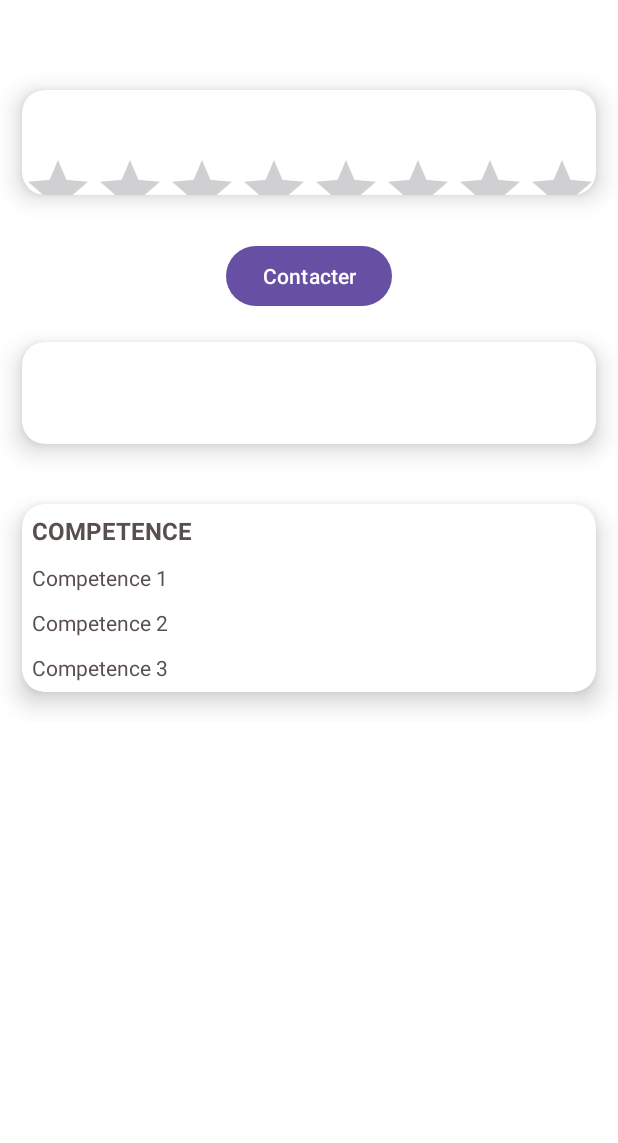
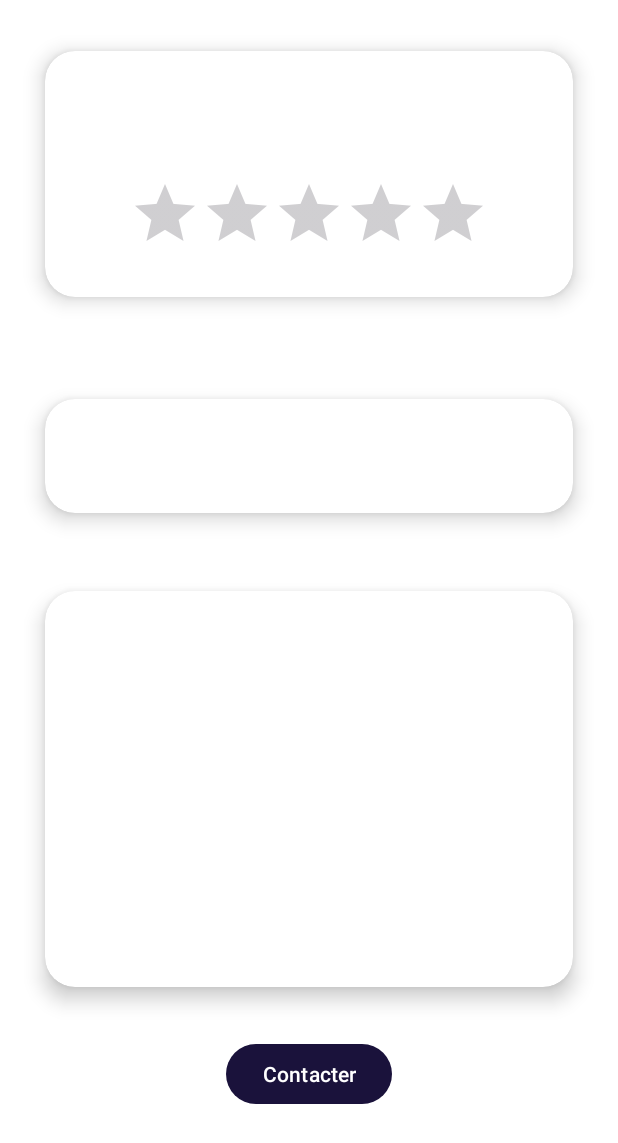
Before and after one commit to Mehdi-mny/SkillsApp, an Android app: the ExpertProfile screen opened directly, with no data from a screen before it, on a phone screen of 412 x 824 dp. Shown: the top 1143 px of the screen. Run offline under Robolectric (Android 15) with nearby library versions, the phone set to English and light mode, and no system bars; our stand-ins replace Firebase (no records; nobody signed in at launch, a user with empty details on screens opened directly).

Commit message:
mehdi's last commit

```diff
--- a/app/src/main/java/com/example/skillsapp/ExpertProfile.java
+++ b/app/src/main/java/com/example/skillsapp/ExpertProfile.java
@@ -1,6 +1,5 @@
 package com.example.skillsapp;
 
-import android.app.Activity;
 import android.content.Intent;
 import android.os.Bundle;
 import android.util.Log;
@@ -12,12 +11,15 @@ import androidx.appcompat.app.AppCompatActivity;
 
 import com.google.firebase.firestore.DocumentSnapshot;
 import com.google.firebase.firestore.FirebaseFirestore;
+
 public class ExpertProfile extends AppCompatActivity {
 
     private FirebaseFirestore db;
     private TextView nameTextView;
+    private TextView domainTextView;
     private TextView emailTextView;
     private TextView phoneTextView;
+    private TextView descriptionTextView;
     private String userId;
     private String userName;
 
@@ -27,11 +29,13 @@ public class ExpertProfile extends AppCompatActivity {
         setContentView(R.layout.expert_profile);
 
         nameTextView = findViewById(R.id.nameTextView);
+        domainTextView = findViewById(R.id.domainTextView); // Added domainTextView
         emailTextView = findViewById(R.id.emailTextView);
         phoneTextView = findViewById(R.id.phoneTextView);
+        descriptionTextView = findViewById(R.id.descriptionTextView);
         db = FirebaseFirestore.getInstance();
 
-        // Récupérer l'UID de l'utilisateur passé via l'Intent
+        // Retrieve the UID of the user passed via the Intent
         userId = getIntent().getStringExtra("USER_UID");
         if (userId != null) {
             loadUserProfile();
@@ -45,13 +49,16 @@ public class ExpertProfile extends AppCompatActivity {
                         DocumentSnapshot document = task.getResult();
                         if (document.exists()) {
                             userName = document.getString("name");
+                            String userDomain = document.getString("domain"); // Retrieve domain
                             String userEmail = document.getString("email");
                             String userPhone = document.getString("phone");
-
+                            String userdescription = document.getString("description");
 
                             nameTextView.setText(userName);
+                            domainTextView.setText(userDomain); // Set domain
                             emailTextView.setText(userEmail);
                             phoneTextView.setText(userPhone);
+                            descriptionTextView.setText(userdescription);
                         } else {
                             Log.d("ExpertProfile", "No such document");
                         }
@@ -67,5 +74,4 @@ public class ExpertProfile extends AppCompatActivity {
         intent.putExtra("RECIPIENT_NAME", userName);
         startActivity(intent);
     }
-
 }
--- a/app/src/main/res/layout/expert_profile.xml
+++ b/app/src/main/res/layout/expert_profile.xml
@@ -4,183 +4,140 @@
     xmlns:tools="http://schemas.android.com/tools"
     android:layout_width="match_parent"
     android:layout_height="match_parent"
+    android:orientation="vertical"
     android:background="@color/white"
-    android:orientation="vertical"
     tools:context=".ExpertProfile">
 
+    <!-- CardView principale agrandie -->
+    <androidx.cardview.widget.CardView
+        android:layout_width="match_parent"
+        android:layout_height="200dp"
+        android:layout_margin="16dp"
+        app:cardCornerRadius="20dp"
+        app:cardElevation="8dp"
+        app:cardUseCompatPadding="true">
 
+        <LinearLayout
+            android:layout_width="match_parent"
+            android:layout_height="match_parent"
+            android:orientation="vertical"
+            android:padding="16dp">
 
-    <RelativeLayout
-        android:layout_width="match_parent"
-        android:layout_height="wrap_content"
-        android:layout_centerInParent="true"
-        android:gravity="center">
+            <!-- Contenu de votre première CardView -->
+            <TextView
+                android:id="@+id/nameTextView"
+                android:layout_width="match_parent"
+                android:layout_height="wrap_content"
+                android:textSize="20sp"
+                android:textStyle="bold"/>
 
-        <RelativeLayout
-            android:layout_width="match_parent"
-            android:layout_height="150dp">
+            <TextView
+                android:id="@+id/domainTextView"
+                android:layout_width="match_parent"
+                android:layout_height="wrap_content"
+                android:textSize="16sp"/>
 
-            <androidx.cardview.widget.CardView
+            <TextView
+                android:id="@+id/descriptionTextView"
                 android:layout_width="match_parent"
-                android:layout_height="180dp"
-                android:layout_marginTop="40dp"
-                app:cardCornerRadius="15dp"
-                app:cardElevation="10dp"
-                app:cardUseCompatPadding="true">
+                android:layout_height="wrap_content"
+                android:textSize="14sp"/>
 
-                <LinearLayout
-                    android:layout_width="match_parent"
-                    android:layout_height="wrap_content"
-                    android:orientation="vertical">
+            <RatingBar
+                android:id="@+id/ratingBar"
+                android:layout_width="wrap_content"
+                android:layout_height="wrap_content"
+                android:layout_gravity="center"/>
 
-                    <TextView
-                        android:id="@+id/nameTextView"
-                        android:layout_width="match_parent"
-                        android:layout_height="wrap_content"
-                        android:layout_marginTop="15dp"
-                        android:gravity="center"
-                        android:textColor="@color/black"
-                        android:textSize="20sp"
-                        android:textStyle="bold" />
+        </LinearLayout>
 
-                    <RatingBar
-                        android:id="@+id/ratingBar"
-                        android:layout_width="match_parent"
-                        android:layout_height="wrap_content" />
+    </androidx.cardview.widget.CardView>
 
-                </LinearLayout>
-            </androidx.cardview.widget.CardView>
-        </RelativeLayout>
-
-    </RelativeLayout>
-
-    <Button
-        android:id="@+id/contactButton"
-        android:layout_width="wrap_content"
-        android:layout_height="wrap_content"
-        android:layout_marginTop="10dp"
-        android:text="Contacter"
-        android:onClick="envoyermessage"
-        android:layout_gravity="center_horizontal" />
-
+    <!-- ScrollView -->
     <ScrollView
         android:layout_width="match_parent"
-        android:layout_height="wrap_content">
+        android:layout_height="0dp"
+        android:layout_weight="1"
+        android:padding="16dp">
 
         <LinearLayout
             android:layout_width="match_parent"
             android:layout_height="wrap_content"
             android:orientation="vertical">
 
-            <!-- New CardView for Email and Phone -->
+            <!-- CardView pour Email et Phone agrandie -->
             <androidx.cardview.widget.CardView
                 android:layout_width="match_parent"
                 android:layout_height="wrap_content"
-                app:cardCornerRadius="15dp"
-                app:cardElevation="10dp"
-                app:cardUseCompatPadding="true"
-                android:padding="8dp">
+                android:layout_marginBottom="16dp"
+                app:cardCornerRadius="20dp"
+                app:cardElevation="8dp"
+                app:cardUseCompatPadding="true">
 
-                <RelativeLayout
+                <LinearLayout
                     android:layout_width="match_parent"
-                    android:layout_height="wrap_content">
+                    android:layout_height="match_parent"
+                    android:orientation="vertical"
+                    android:padding="16dp">
 
-                    <LinearLayout
+                    <!-- Contenu de votre deuxième CardView -->
+                    <TextView
+                        android:id="@+id/emailTextView"
+                        android:layout_width="match_parent"
+                        android:layout_height="wrap_content"
+                        android:textSize="16sp"
+                        android:textStyle="bold"/>
+
+                    <TextView
+                        android:id="@+id/phoneTextView"
+                        android:layout_width="match_parent"
+                        android:layout_height="wrap_content"
+                        android:textSize="16sp"
+                        android:textStyle="bold"/>
+
+                </LinearLayout>
+
+            </androidx.cardview.widget.CardView>
+
+            <!-- CardView pour Compétences agrandie -->
+            <androidx.cardview.widget.CardView
+                android:layout_width="match_parent"
+                android:layout_height="300dp"
+                app:cardCornerRadius="20dp"
+                app:cardElevation="8dp"
+                app:cardUseCompatPadding="true">
+
+                <LinearLayout
+                    android:layout_width="match_parent"
+                    android:layout_height="match_parent"
+                    android:orientation="vertical"
+                    android:padding="16dp">
+
+                    <!-- Contenu de votre troisième CardView -->
+                    <TextView
                         android:layout_width="wrap_content"
                         android:layout_height="wrap_content"
-                        android:layout_alignParentStart="true"
-                        android:gravity="center"
-                        android:orientation="vertical"
-                        android:padding="1dp">
+                        android:textSize="16sp"
+                        android:textStyle="bold"/>
 
-                        <TextView
-                            android:id="@+id/emailTextView"
-                            android:layout_width="232dp"
-                            android:layout_height="wrap_content"
-                            android:layout_margin="5dp"
-                            android:textColor="#F8554A4A"
-                            android:textSize="16sp"
-                            android:textStyle="bold|normal" />
+                    <!-- Ajouter d'autres compétences au besoin -->
 
-                        <TextView
-                            android:id="@+id/phoneTextView"
-                            android:layout_width="227dp"
-                            android:layout_height="wrap_content"
-                            android:layout_margin="5dp"
-                            android:textColor="#F8554A4A"
-                            android:textSize="16sp"
-                            android:textStyle="bold|normal" />
+                </LinearLayout>
 
-                    </LinearLayout>
-                </RelativeLayout>
             </androidx.cardview.widget.CardView>
 
-            <!-- Competence CardView with ScrollView -->
-            <androidx.cardview.widget.CardView
-                android:layout_width="match_parent"
+            <!-- Button -->
+            <Button
+                android:id="@+id/contactButton"
+                android:layout_width="wrap_content"
                 android:layout_height="wrap_content"
-                app:cardCornerRadius="15dp"
-                app:cardElevation="10dp"
-                app:cardUseCompatPadding="true"
-                android:onClick="CompetenceButton"
-                android:padding="8dp">
+                android:layout_gravity="center_horizontal"
+                android:layout_marginTop="16dp"
+                android:text="@string/contacter"
+                android:onClick="envoyermessage"/>
 
-                <RelativeLayout
-                    android:layout_width="match_parent"
-                    android:layout_height="wrap_content"
-                    android:onClick="CompetenceButton">
+        </LinearLayout>
 
-                    <ScrollView
-                        android:layout_width="match_parent"
-                        android:layout_height="wrap_content">
-
-                        <LinearLayout
-                            android:layout_width="match_parent"
-                            android:layout_height="wrap_content"
-                            android:orientation="vertical"
-                            android:padding="1dp">
-
-                            <TextView
-                                android:layout_width="wrap_content"
-                                android:layout_height="wrap_content"
-                                android:layout_margin="5dp"
-                                android:text="COMPETENCE"
-                                android:textColor="#F8554A4A"
-                                android:textSize="16sp"
-                                android:textStyle="bold|normal" />
-
-                            <!-- List of Competences -->
-                            <TextView
-                                android:layout_width="wrap_content"
-                                android:layout_height="wrap_content"
-                                android:layout_margin="5dp"
-                                android:text="Competence 1"
-                                android:textColor="#F8554A4A"
-                                android:textSize="14sp" />
-
-                            <TextView
-                                android:layout_width="wrap_content"
-                                android:layout_height="wrap_content"
-                                android:layout_margin="5dp"
-                                android:text="Competence 2"
-                                android:textColor="#F8554A4A"
-                                android:textSize="14sp" />
-
-                            <TextView
-                                android:layout_width="wrap_content"
-                                android:layout_height="wrap_content"
-                                android:layout_margin="5dp"
-                                android:text="Competence 3"
-                                android:textColor="#F8554A4A"
-                                android:textSize="14sp" />
-
-                            <!-- Add more competences as needed -->
-
-                        </LinearLayout>
-                    </ScrollView>
-                </RelativeLayout>
-            </androidx.cardview.widget.CardView>
-        </LinearLayout>
     </ScrollView>
 
 </LinearLayout>
--- a/app/src/main/res/values/strings.xml
+++ b/app/src/main/res/values/strings.xml
@@ -44,4 +44,8 @@
     <string name="envoyer">envoyer</string>
     <string name="type_your_message">Type your message...</string>
     <string name="message">message</string>
+    <string name="entrez_votre_domaine">entrez votre domaine</string>
+    <string name="entrez_votre_description">Entrez votre description</string>
+    <string name="description_facultatif">Description (facultatif)</string>
+    <string name="contacter">Contacter</string>
 </resources>
--- a/app/src/main/res/values/themes.xml
+++ b/app/src/main/res/values/themes.xml
@@ -2,7 +2,7 @@
     <!-- Base application theme. -->
     <style name="Base.Theme.SkillsApp" parent="Theme.Material3.DayNight.NoActionBar">
         <!-- Customize your light theme here. -->
-        <!-- <item name="colorPrimary">@color/my_light_primary</item> -->
+        <item name="colorPrimary">@color/purple</item>
     </style>
 
     <style name="Theme.SkillsApp" parent="Base.Theme.SkillsApp" />
```
Also changed, not shown: app/src/main/java/com/example/skillsapp/User.java (+30 -30 lines), app/src/main/java/com/example/skillsapp/UserAdapter.java (+16 -16 lines), app/src/main/java/com/example/skillsapp/create_account_activity.java (+29 -38 lines), app/src/main/res/drawable/search_view_background.xml (added, +13 -0 lines), app/src/main/res/layout/create_account_activity.xml (+42 -7 lines), app/src/main/res/layout/home_activity.xml (+7 -3 lines), app/src/main/res/layout/item_user.xml (+10 -15 lines), app/src/main/res/values/styles.xml (added, +16 -0 lines).
